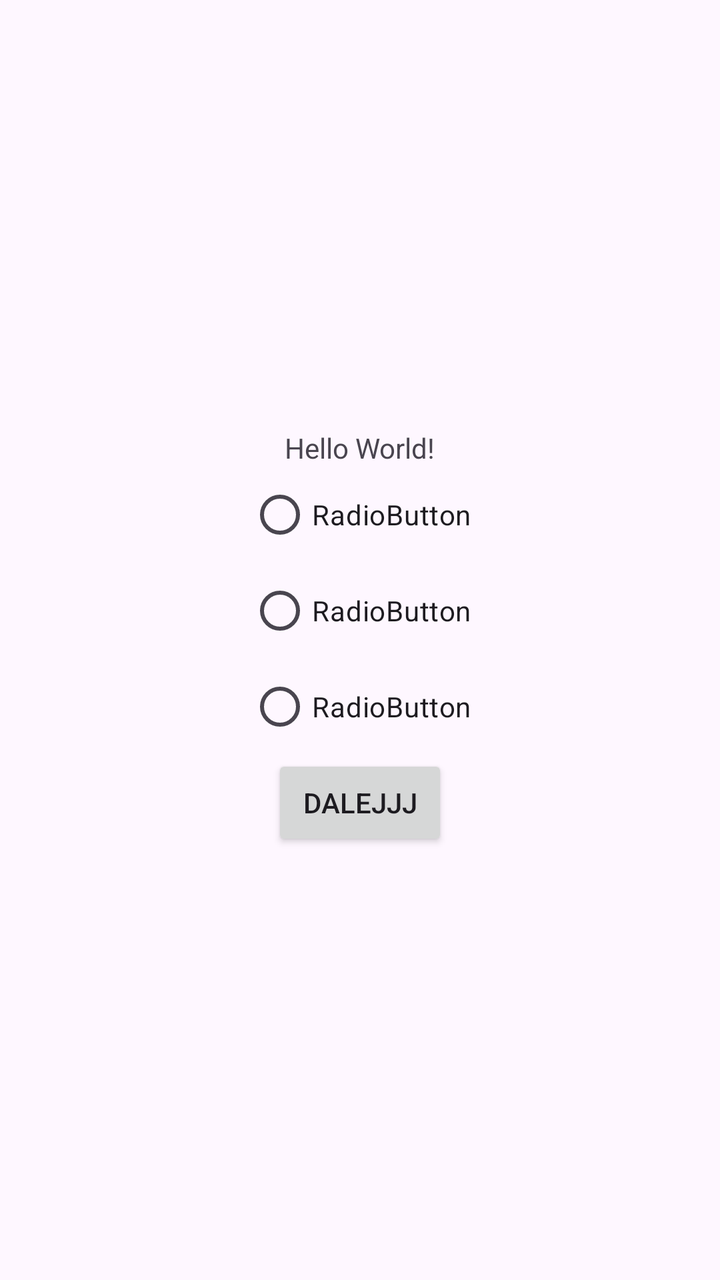
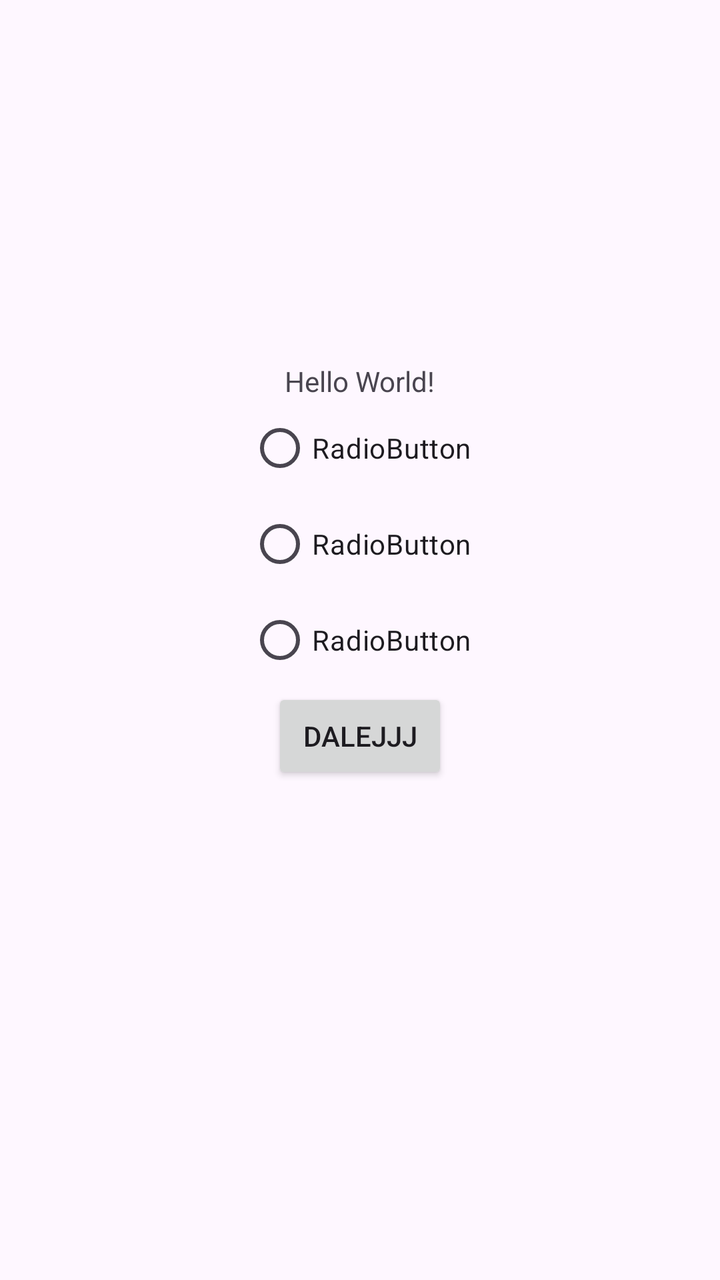

Compare the two renders of this Android layout. The source of the first and the diff that turns it into the second are given below.
<!-- AndroidManifest.xml: application theme Theme.TestOnlajn -->
<!-- res/layout/activity_main.xml -->
<?xml version="1.0" encoding="utf-8"?>
<LinearLayout xmlns:android="http://schemas.android.com/apk/res/android"
    xmlns:app="http://schemas.android.com/apk/res-auto"
    xmlns:tools="http://schemas.android.com/tools"
    android:id="@+id/main"
    android:layout_width="match_parent"
    android:layout_height="match_parent"
    android:orientation="vertical"
    android:gravity="center"
    tools:context=".MainActivity">

    <TextView
        android:id="@+id/pytanieView"
        android:layout_width="wrap_content"
        android:layout_height="wrap_content"
        android:text="Hello World!" />

    <RadioGroup
        android:layout_width="wrap_content"
        android:layout_height="wrap_content" >

        <RadioButton
            android:id="@+id/radioButton1"
            android:layout_width="match_parent"
            android:layout_height="wrap_content"
            android:text="RadioButton" />

        <RadioButton
            android:id="@+id/radioButton2"
            android:layout_width="match_parent"
            android:layout_height="wrap_content"
            android:text="RadioButton" />

        <RadioButton
            android:id="@+id/radioButton3"
            android:layout_width="match_parent"
            android:layout_height="wrap_content"
            android:text="RadioButton" />
    </RadioGroup>

    <Button
        android:id="@+id/dalej"
        android:layout_width="wrap_content"
        android:layout_height="wrap_content"
        android:text="Dalejjj" />

</LinearLayout>
<!-- resources referenced by this layout -->
<resources>
  <style name="Theme.TestOnlajn" parent="Base.Theme.TestOnlajn" />
  <style name="Base.Theme.TestOnlajn" parent="Theme.Material3.DayNight.NoActionBar">
          
          
      </style>
</resources>

<!-- the commit's change to res/layout/activity_main.xml (unified diff, before → after) -->
@@ -16,6 +16,7 @@
         android:text="Hello World!" />
 
     <RadioGroup
+        android:id="@+id/grupaRadio"
         android:layout_width="wrap_content"
         android:layout_height="wrap_content" >
 
@@ -44,4 +45,12 @@
         android:layout_height="wrap_content"
         android:text="Dalejjj" />
 
+    <TextView
+        android:id="@+id/blad"
+        android:layout_width="wrap_content"
+        android:layout_height="wrap_content"
+        android:textColor="#FF0000"
+        android:textSize="50dp"
+        android:text="" />
+
 </LinearLayout>
